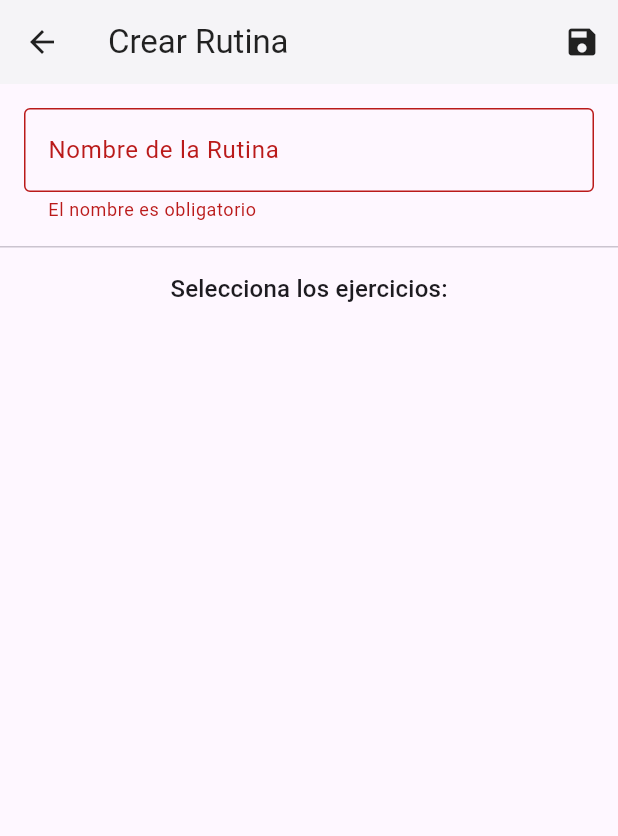
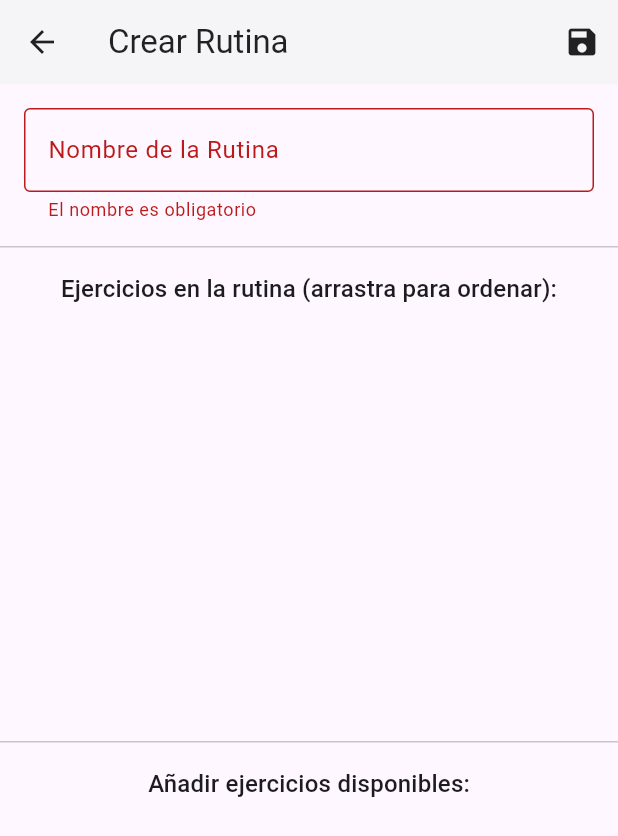
Before and after one commit to mseligmann39/gymtrackapp, a Flutter app: the CreateEditRoutineScreen screen opened directly, after a tap on the "save" icon, on a phone screen of 412 x 824 dp. Shown: the top 836 px of the screen. Run offline on Flutter 3.47's test engine with Material 3 defaults, Android fonts, the phone set to English and light mode, and no system bars; our stand-ins replace cloud_firestore, firebase_auth, firebase_core; accounts and stored records are empty.

Commit message:
Mucho mejor hecho el creador de rutinas, ahora se puede modificar el orden de los ejercicios

```diff
--- a/lib/screens/create_edit_routine_screen.dart
+++ b/lib/screens/create_edit_routine_screen.dart
@@ -19,8 +19,10 @@ class _CreateEditRoutineScreenState extends State<CreateEditRoutineScreen> {
   final _formKey = GlobalKey<FormState>();
   late TextEditingController _nameController;
 
-  final Set<String> _selectedExerciseIds = {};
+  // Lista de los ejercicios seleccionados para la rutina (esta será reordenable)
+  List<Exercise> _selectedExercises = [];
 
+  // Lista de todos los ejercicios disponibles para el usuario
   List<Exercise> _availableExercises = [];
   bool _isLoading = true;
   bool _isSaving = false;
@@ -32,26 +34,30 @@ class _CreateEditRoutineScreenState extends State<CreateEditRoutineScreen> {
   void initState() {
     super.initState();
     _nameController = TextEditingController(text: widget.routineToEdit?.name ?? '');
-    if (widget.routineToEdit != null) {
-      _selectedExerciseIds.addAll(widget.routineToEdit!.exerciseIds);
-    }
-    _loadAvailableExercises();
+    _loadData();
   }
 
-  Future<void> _loadAvailableExercises() async {
+  // Carga todos los ejercicios y configura la lista de seleccionados si estamos editando
+  Future<void> _loadData() async {
     try {
-      final exercises = await _exerciseService.getExercises();
-      if(mounted) {
+      final allExercises = await _exerciseService.getExercises();
+      if (mounted) {
         setState(() {
-          _availableExercises = exercises;
+          _availableExercises = allExercises;
+          // Si estamos editando, poblamos la lista de seleccionados en el orden correcto
+          if (widget.routineToEdit != null) {
+            _selectedExercises = widget.routineToEdit!.exerciseIds.map((id) {
+              return allExercises.firstWhere((ex) => ex.id == id, orElse: () => Exercise(id: '', name: 'Ejercicio no encontrado', description: '', muscleGroup: ''));
+            }).where((ex) => ex.id.isNotEmpty).toList();
+          }
           _isLoading = false;
         });
       }
     } catch (e) {
-      if(mounted) {
+      if (mounted) {
         setState(() => _isLoading = false);
         ScaffoldMessenger.of(context).showSnackBar(
-          SnackBar(content: Text('Error al cargar ejercicios: $e')),
+          SnackBar(content: Text('Error al cargar datos: $e')),
         );
       }
     }
@@ -65,9 +71,9 @@ class _CreateEditRoutineScreenState extends State<CreateEditRoutineScreen> {
 
   Future<void> _saveRoutine() async {
     if (!_formKey.currentState!.validate()) return;
-    if (_selectedExerciseIds.isEmpty) {
+    if (_selectedExercises.isEmpty) {
       ScaffoldMessenger.of(context).showSnackBar(
-        const SnackBar(content: Text('Debes seleccionar al menos un ejercicio.')),
+        const SnackBar(content: Text('Debes añadir al menos un ejercicio a la rutina.')),
       );
       return;
     }
@@ -78,10 +84,11 @@ class _CreateEditRoutineScreenState extends State<CreateEditRoutineScreen> {
     setState(() => _isSaving = true);
 
     try {
+      // Creamos la rutina con la lista de IDs en el nuevo orden
       final routine = Routine(
         id: widget.routineToEdit?.id,
         name: _nameController.text.trim(),
-        exerciseIds: _selectedExerciseIds.toList(),
+        exerciseIds: _selectedExercises.map((ex) => ex.id).toList(), // ¡El orden se preserva aquí!
         userId: user.uid,
       );
 
@@ -98,14 +105,9 @@ class _CreateEditRoutineScreenState extends State<CreateEditRoutineScreen> {
       Navigator.of(context).pop();
 
     } catch (e) {
-      if (!mounted) return;
-      ScaffoldMessenger.of(context).showSnackBar(
-        SnackBar(content: Text('Error al guardar la rutina: $e')),
-      );
+      // Manejo de errores
     } finally {
-      if (mounted) {
-        setState(() => _isSaving = false);
-      }
+      if (mounted) setState(() => _isSaving = false);
     }
   }
 
@@ -116,17 +118,8 @@ class _CreateEditRoutineScreenState extends State<CreateEditRoutineScreen> {
       appBar: AppBar(
         title: Text(isEditing ? 'Editar Rutina' : 'Crear Rutina'),
         actions: [
-          if (_isSaving)
-            const Padding(
-              padding: EdgeInsets.all(16.0),
-              child: SizedBox(width: 20, height: 20, child: CircularProgressIndicator(strokeWidth: 2, color: Colors.white)),
-            )
-          else
-            IconButton(
-              icon: const Icon(Icons.save),
-              onPressed: _saveRoutine,
-              tooltip: 'Guardar Rutina',
-            )
+          if (_isSaving) const Padding(padding: EdgeInsets.all(16.0), child: SizedBox(width: 20, height: 20, child: CircularProgressIndicator(strokeWidth: 2, color: Colors.white)))
+          else IconButton(icon: const Icon(Icons.save), onPressed: _saveRoutine, tooltip: 'Guardar Rutina')
         ],
       ),
       body: _isLoading
@@ -139,37 +132,84 @@ class _CreateEditRoutineScreenState extends State<CreateEditRoutineScreen> {
                     padding: const EdgeInsets.all(16.0),
                     child: TextFormField(
                       controller: _nameController,
-                      decoration: const InputDecoration(
-                        labelText: 'Nombre de la Rutina',
-                        border: OutlineInputBorder(),
-                      ),
+                      decoration: const InputDecoration(labelText: 'Nombre de la Rutina', border: OutlineInputBorder()),
                       validator: (value) => (value == null || value.isEmpty) ? 'El nombre es obligatorio' : null,
                     ),
                   ),
                   const Divider(height: 1),
+
+                  // --- NUEVA SECCIÓN REORDENABLE ---
                   Padding(
-                    padding: const EdgeInsets.fromLTRB(16, 16, 16, 0),
-                    child: Text('Selecciona los ejercicios:', style: Theme.of(context).textTheme.titleMedium),
+                    padding: const EdgeInsets.all(16.0),
+                    child: Text('Ejercicios en la rutina (arrastra para ordenar):', style: Theme.of(context).textTheme.titleMedium),
+                  ),
+                  Expanded(
+                    // Usamos ReorderableListView para permitir arrastrar y soltar
+                    child: ReorderableListView.builder(
+                      itemCount: _selectedExercises.length,
+                      itemBuilder: (context, index) {
+                        final exercise = _selectedExercises[index];
+                        return Card(
+                          key: ValueKey(exercise.id), // La key es crucial para que funcione
+                          margin: const EdgeInsets.symmetric(horizontal: 16, vertical: 4),
+                          child: ListTile(
+                            title: Text(exercise.name),
+                            // El icono para iniciar el arrastre
+                            leading: ReorderableDragStartListener(
+                              index: index,
+                              child: const Icon(Icons.drag_handle),
+                            ),
+                            // Botón para quitar el ejercicio de la rutina
+                            trailing: IconButton(
+                              icon: const Icon(Icons.remove_circle_outline, color: Colors.red),
+                              onPressed: () {
+                                setState(() {
+                                  _selectedExercises.removeAt(index);
+                                });
+                              },
+                            ),
+                          ),
+                        );
+                      },
+                      // La función que se llama cuando el usuario suelta un elemento
+                      onReorder: (int oldIndex, int newIndex) {
+                        setState(() {
+                          if (oldIndex < newIndex) {
+                            newIndex -= 1;
+                          }
+                          final Exercise item = _selectedExercises.removeAt(oldIndex);
+                          _selectedExercises.insert(newIndex, item);
+                        });
+                      },
+                    ),
+                  ),
+
+                  const Divider(height: 1),
+                  // --- SECCIÓN PARA AÑADIR MÁS EJERCICIOS ---
+                  Padding(
+                    padding: const EdgeInsets.all(16.0),
+                    child: Text('Añadir ejercicios disponibles:', style: Theme.of(context).textTheme.titleMedium),
                   ),
                   Expanded(
                     child: ListView.builder(
                       itemCount: _availableExercises.length,
                       itemBuilder: (context, index) {
                         final exercise = _availableExercises[index];
-                        final isSelected = _selectedExerciseIds.contains(exercise.id);
-                        return CheckboxListTile(
+                        // Solo mostramos los ejercicios que NO están ya en la rutina
+                        if (_selectedExercises.any((e) => e.id == exercise.id)) {
+                          return const SizedBox.shrink(); // No mostrar si ya está seleccionado
+                        }
+                        return ListTile(
                           title: Text(exercise.name),
                           subtitle: Text(exercise.muscleGroup),
-                          value: isSelected,
-                          onChanged: (bool? value) {
-                            setState(() {
-                              if (value == true) {
-                                _selectedExerciseIds.add(exercise.id);
-                              } else {
-                                _selectedExerciseIds.remove(exercise.id);
-                              }
-                            });
-                          },
+                          trailing: IconButton(
+                            icon: const Icon(Icons.add_circle_outline, color: Colors.green),
+                            onPressed: () {
+                              setState(() {
+                                _selectedExercises.add(exercise);
+                              });
+                            },
+                          ),
                         );
                       },
                     ),
```
